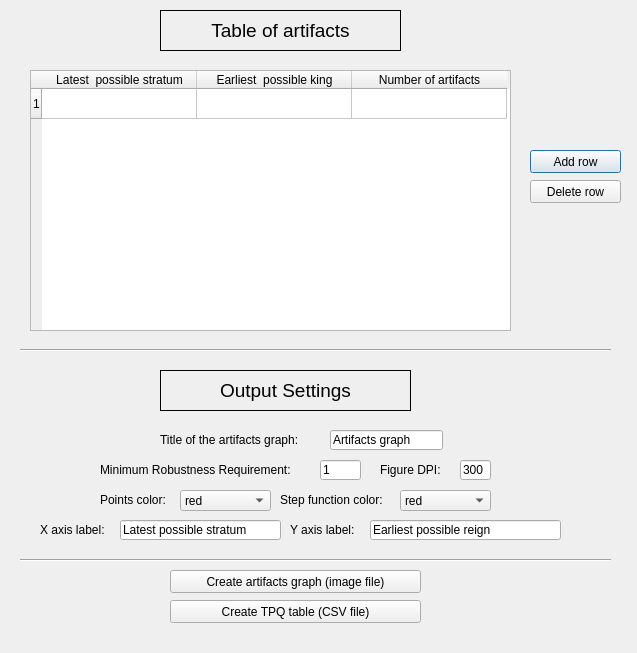
Eythan31/TPQ-Composer, file TPQ-Page2.ui: the form before one commit.
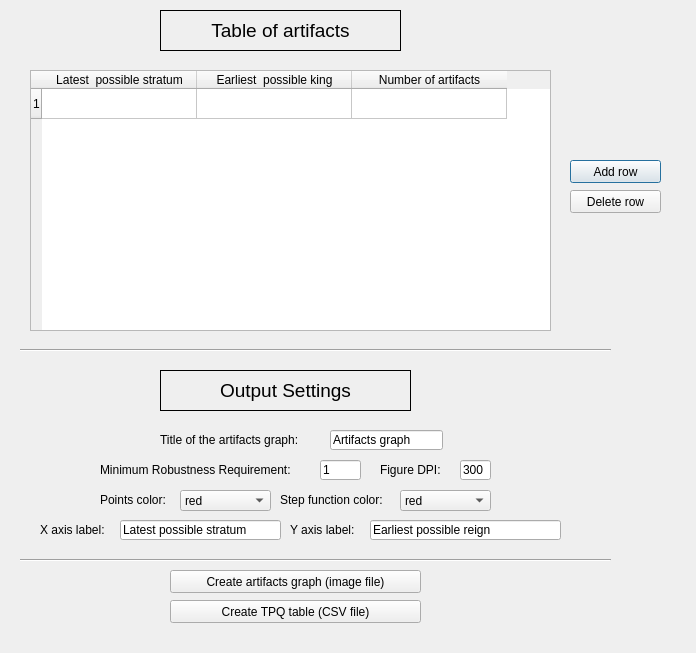
The form after the commit.

What changed in the file:
```diff
--- a/TPQ-Page2.ui
+++ b/TPQ-Page2.ui
@@ -6,7 +6,7 @@
    <rect>
     <x>0</x>
     <y>0</y>
-    <width>637</width>
+    <width>696</width>
     <height>653</height>
    </rect>
   </property>
@@ -47,7 +47,7 @@
     <rect>
      <x>30</x>
      <y>70</y>
-     <width>481</width>
+     <width>521</width>
      <height>261</height>
     </rect>
    </property>
@@ -98,8 +98,8 @@
   <widget class="QPushButton" name="addRowButton">
    <property name="geometry">
     <rect>
-     <x>530</x>
-     <y>150</y>
+     <x>570</x>
+     <y>160</y>
      <width>91</width>
      <height>23</height>
     </rect>
@@ -265,8 +265,8 @@
   <widget class="QPushButton" name="removeRowButton">
    <property name="geometry">
     <rect>
-     <x>530</x>
-     <y>180</y>
+     <x>570</x>
+     <y>190</y>
      <width>91</width>
      <height>23</height>
     </rect>
```
